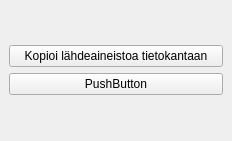
Before: the Qt Designer form yleiskaava_dockwidget_base.ui in ernoma/yleiskaava, drawn with Qt 5.
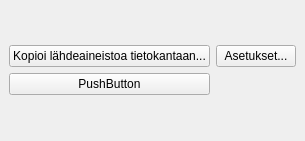
After: the same form once the commit is applied.

```diff
--- a/yleiskaava_dockwidget_base.ui
+++ b/yleiskaava_dockwidget_base.ui
@@ -16,21 +16,28 @@
   <widget class="QWidget" name="dockWidgetContents">
    <layout class="QGridLayout" name="gridLayout">
     <item row="0" column="0">
-     <layout class="QVBoxLayout" name="verticalLayout">
-      <item>
+     <layout class="QGridLayout" name="gridLayout_2">
+      <item row="0" column="0">
        <widget class="QPushButton" name="pushButtonCopySourceDataToDatabase">
         <property name="text">
-         <string>Kopioi lähdeaineistoa tietokantaan</string>
+         <string>Kopioi lähdeaineistoa tietokantaan...</string>
         </property>
        </widget>
       </item>
-      <item>
-       <widget class="QPushButton" name="pushButton_2">
+      <item row="1" column="0">
+       <widget class="QPushButton" name="pushButton">
         <property name="text">
          <string>PushButton</string>
         </property>
        </widget>
       </item>
+      <item row="0" column="1">
+       <widget class="QPushButton" name="pushButtonSettings">
+        <property name="text">
+         <string>Asetukset...</string>
+        </property>
+       </widget>
+      </item>
      </layout>
     </item>
    </layout>
```
Left out of the diff: 2 changed lines with no effect on the pictures.
